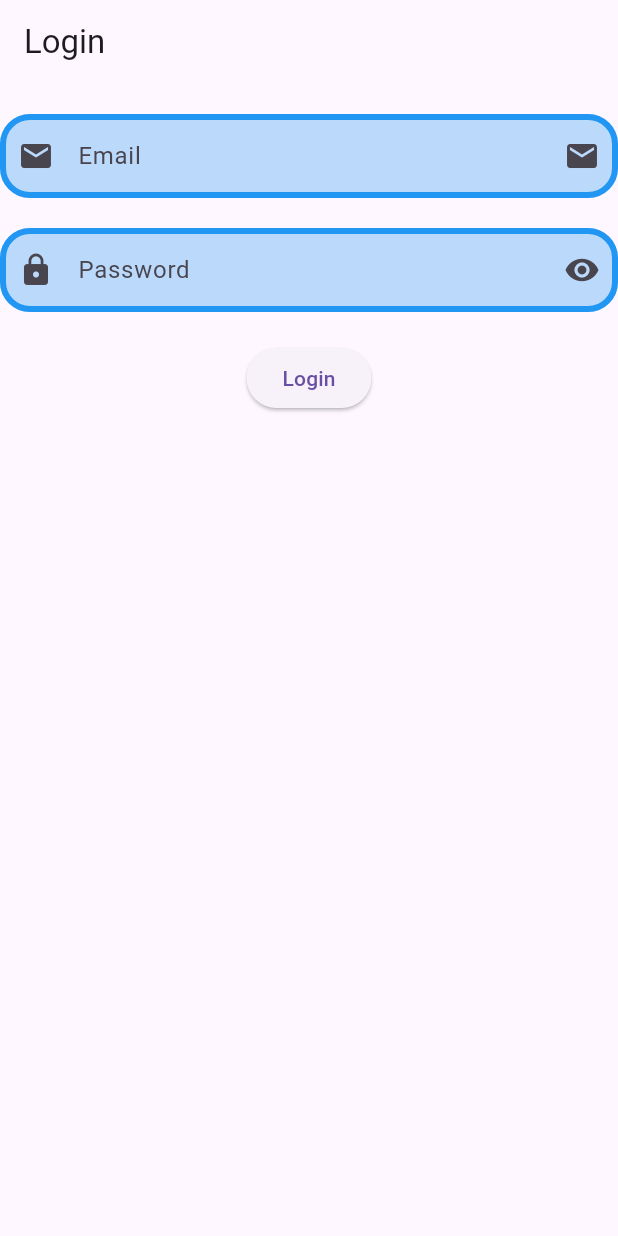
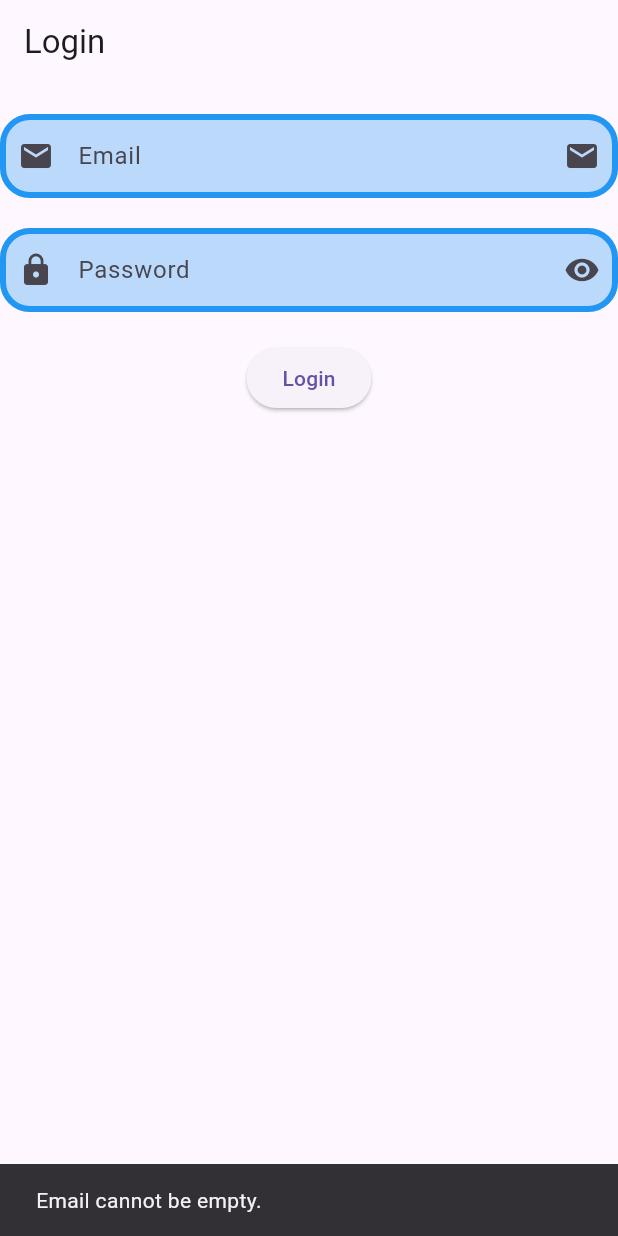
Before and after one commit to MuhammadAliKust/Haseeb-Project, a Flutter app: the screen it shows after launch, after a tap on "Login", on a phone screen of 412 x 824 dp. Run offline on Flutter 3.47's test engine with Material 3 defaults, Android fonts, the phone set to English and light mode, and no system bars; our stand-ins replace string_validator.

Commit message:
Validation Done

```diff
--- a/lib/login.dart
+++ b/lib/login.dart
@@ -1,7 +1,11 @@
 import 'package:flutter/material.dart';
+import 'package:string_validator/string_validator.dart';
 
 class LoginView extends StatelessWidget {
-  const LoginView({super.key});
+  LoginView({super.key});
+
+  TextEditingController emailController = TextEditingController();
+  TextEditingController pwdController = TextEditingController();
 
   @override
   Widget build(BuildContext context) {
@@ -11,6 +15,7 @@
         children: [
           SizedBox(height: 20),
           TextField(
+            controller: emailController,
             // enabled: false,
             keyboardType: TextInputType.emailAddress,
             maxLines: 1,
@@ -41,6 +46,7 @@
           SizedBox(height: 20),
 
           TextField(
+            controller: pwdController,
             // enabled: false,
             obscureText: true,
             keyboardType: TextInputType.emailAddress,
@@ -70,7 +76,35 @@
             ),
           ),
           SizedBox(height: 20),
-          ElevatedButton(onPressed: () {}, child: Text("Login")),
+          ElevatedButton(
+            onPressed: () {
+              if (emailController.text.isEmpty) {
+                ScaffoldMessenger.of(context).showSnackBar(
+                  SnackBar(content: Text("Email cannot be empty.")),
+                );
+                return;
+              }
+              if (!emailController.text.isEmail) {
+                ScaffoldMessenger.of(context).showSnackBar(
+                  SnackBar(content: Text("Email is not valid.")),
+                );
+                return;
+              }
+              if (pwdController.text.isEmpty) {
+                ScaffoldMessenger.of(context).showSnackBar(
+                  SnackBar(content: Text("Password cannot be empty.")),
+                );
+                return;
+              }
+              if (pwdController.text.length < 6) {
+                ScaffoldMessenger.of(context).showSnackBar(
+                  SnackBar(content: Text("Password is too short.")),
+                );
+                return;
+              }
+            },
+            child: Text("Login"),
+          ),
         ],
       ),
     );
--- a/pubspec.yaml
+++ b/pubspec.yaml
@@ -34,6 +34,7 @@
   # The following adds the Cupertino Icons font to your application.
   # Use with the CupertinoIcons class for iOS style icons.
   cupertino_icons: ^1.0.8
+  string_validator: ^1.2.0
 
 dev_dependencies:
   flutter_test:
```
Also changed, not shown: pubspec.lock.
